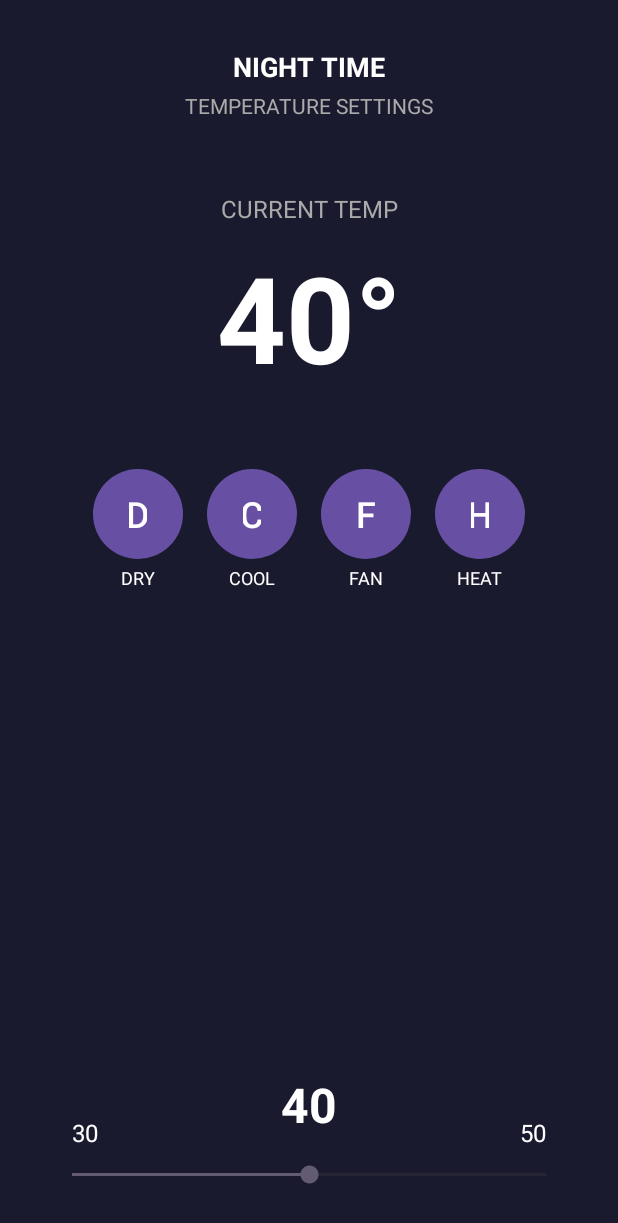
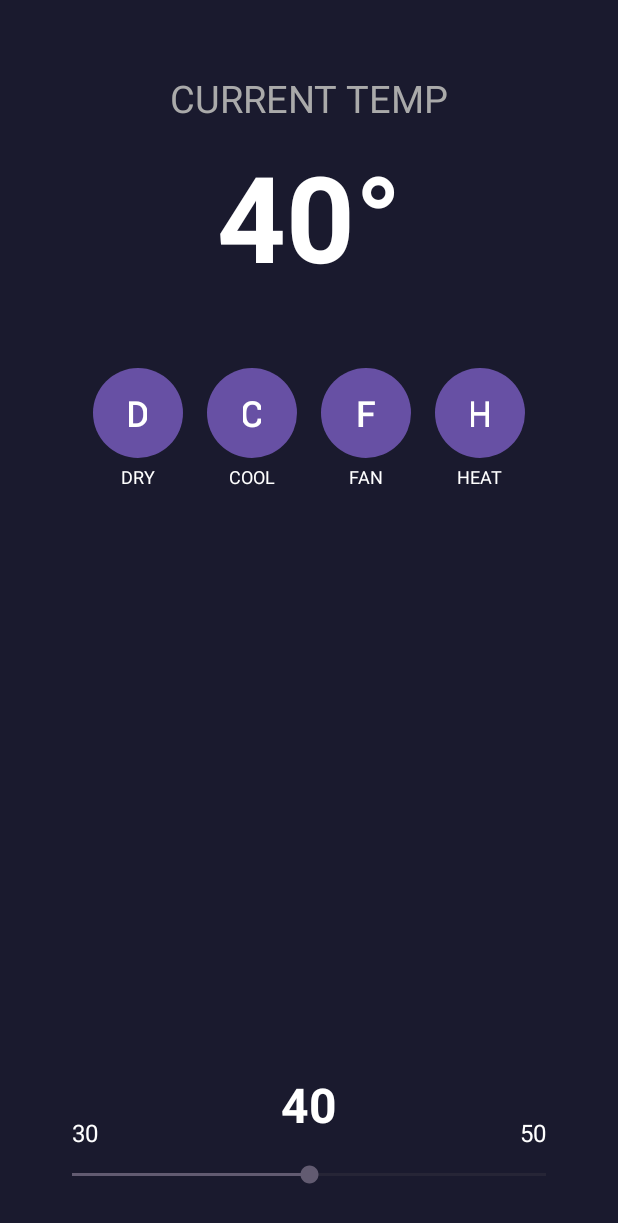
Before and after one commit to MadhukaH/Lab-Test-EEI4369, an Android app: the TempShow screen opened directly, with no data from a screen before it, on a phone screen of 412 x 824 dp. Shown: the top 1223 px of the screen. Run offline under Robolectric (Android 15) with nearby library versions, the light colour scheme and no system bars.

Commit message:
Little Update in TempShow PAge UI

```diff
--- a/app/src/main/java/com/s23010169/madhuka/TempShow.java
+++ b/app/src/main/java/com/s23010169/madhuka/TempShow.java
@@ -7,8 +7,6 @@ import android.widget.TextView;
 import androidx.appcompat.app.AppCompatActivity;
 
 public class TempShow extends AppCompatActivity {
-    private TextView nightTimeTextView;
-    private TextView temperatureSettingsTextView;
     private TextView currentTempLabel;
     private TextView currentTemperatureValue;
     private Button dryButton;
@@ -26,8 +24,6 @@ public class TempShow extends AppCompatActivity {
         setContentView(R.layout.activity_temp_show);
 
         // Initialize TextViews
-        nightTimeTextView = findViewById(R.id.nightTimeTextView);
-        temperatureSettingsTextView = findViewById(R.id.temperatureSettingsTextView);
         currentTempLabel = findViewById(R.id.currentTempLabel);
         currentTemperatureValue = findViewById(R.id.currentTemperatureValue);
         sliderValue = findViewById(R.id.sliderValue);
--- a/app/src/main/res/layout/activity_temp_show.xml
+++ b/app/src/main/res/layout/activity_temp_show.xml
@@ -7,32 +7,6 @@
     android:background="#1A1A2E"
     tools:context=".TempShow">
 
-    <!-- NIGHT TIME and TEMPERATURE SETTINGS -->
-    <TextView
-        android:id="@+id/nightTimeTextView"
-        android:layout_width="wrap_content"
-        android:layout_height="wrap_content"
-        android:text="NIGHT TIME"
-        android:textColor="@android:color/white"
-        android:textSize="18sp"
-        android:textStyle="bold"
-        android:layout_marginTop="32dp"
-        app:layout_constraintTop_toTopOf="parent"
-        app:layout_constraintStart_toStartOf="parent"
-        app:layout_constraintEnd_toEndOf="parent" />
-
-    <TextView
-        android:id="@+id/temperatureSettingsTextView"
-        android:layout_width="wrap_content"
-        android:layout_height="wrap_content"
-        android:text="TEMPERATURE SETTINGS"
-        android:textColor="@android:color/darker_gray"
-        android:textSize="14sp"
-        android:layout_marginTop="4dp"
-        app:layout_constraintTop_toBottomOf="@+id/nightTimeTextView"
-        app:layout_constraintStart_toStartOf="parent"
-        app:layout_constraintEnd_toEndOf="parent" />
-
     <!-- Current Temp -->
     <TextView
         android:id="@+id/currentTempLabel"
@@ -40,9 +14,9 @@
         android:layout_height="wrap_content"
         android:text="CURRENT TEMP"
         android:textColor="@android:color/darker_gray"
-        android:textSize="16sp"
+        android:textSize="25sp"
         android:layout_marginTop="48dp"
-        app:layout_constraintTop_toBottomOf="@+id/temperatureSettingsTextView"
+        app:layout_constraintTop_toTopOf="parent"
         app:layout_constraintStart_toStartOf="parent"
         app:layout_constraintEnd_toEndOf="parent" />
 
```
